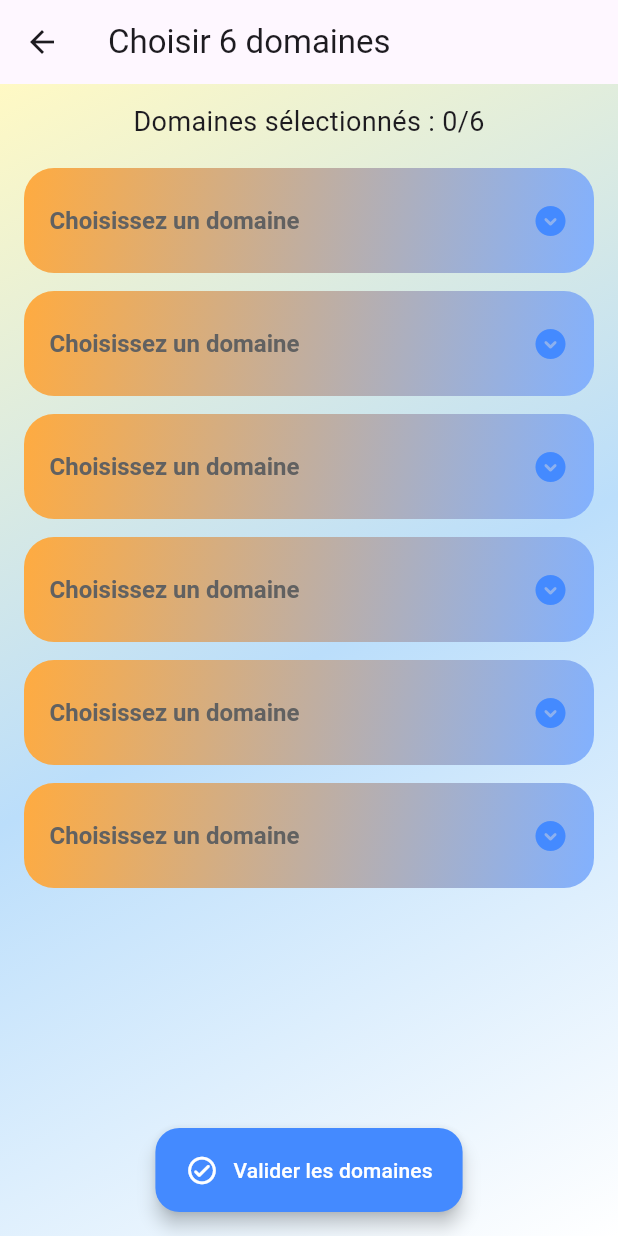
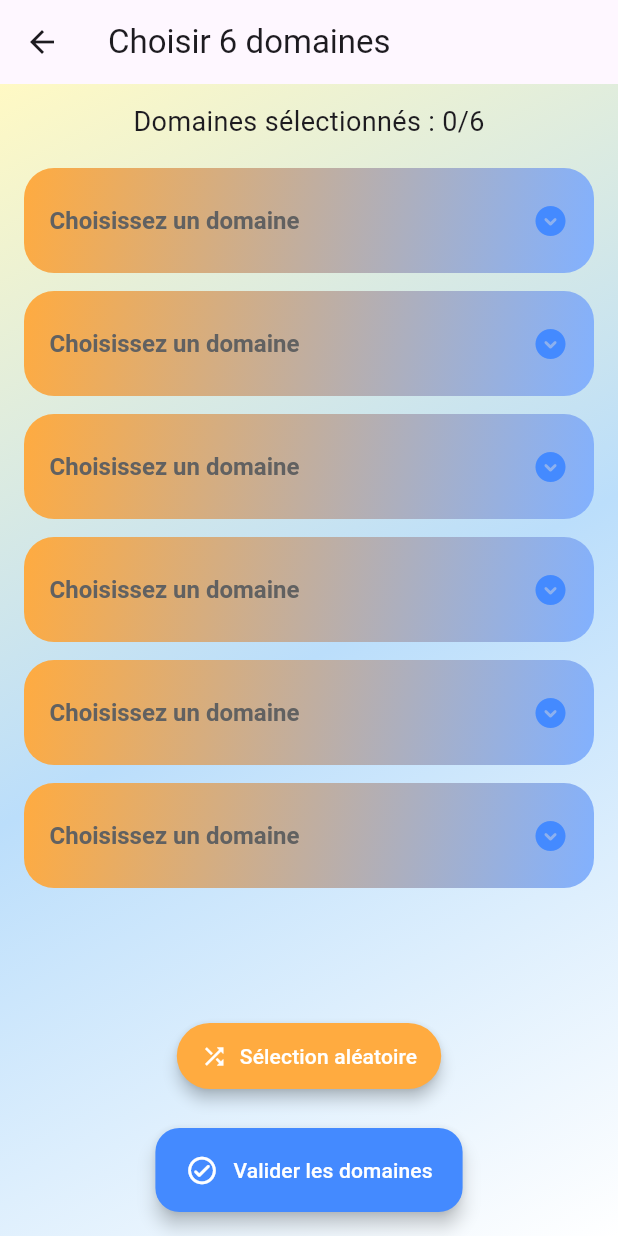
Before and after one commit to MSJ2025/corsicaquiz, a Flutter app: the OpponentDomainSelectionScreen screen opened directly with empty values, on a phone screen of 412 x 824 dp. Run offline on Flutter 3.47's test engine with Material 3 defaults, Android fonts, the light colour scheme and no system bars; our stand-ins replace animate_do, audioplayers, auto_size_text, cloud_firestore, firebase_analytics, firebase_auth and 12 more; missing offline and left inert: flame; accounts and stored records are empty; project files that could hold a hidden picture were left out.

Commit message:
Ajout bouton sélection aléatoire

```diff
--- a/lib/screens/duel_screens/opponent_domain_selection_screen.dart
+++ b/lib/screens/duel_screens/opponent_domain_selection_screen.dart
@@ -159,6 +159,28 @@ class _OpponentDomainSelectionScreenState extends State<OpponentDomainSelectionS
                 ),
               ),
               Padding(
+                padding: const EdgeInsets.symmetric(horizontal: 16.0, vertical: 8.0),
+                child: ElevatedButton.icon(
+                  style: ElevatedButton.styleFrom(
+                    backgroundColor: Colors.orangeAccent,
+                    foregroundColor: Colors.white,
+                    elevation: 4,
+                    padding: const EdgeInsets.symmetric(horizontal: 16, vertical: 12),
+                  ),
+                  icon: const Icon(Icons.shuffle),
+                  label: const Text('Sélection aléatoire'),
+                  onPressed: () {
+                    final random = Random();
+                    final shuffled = List<String>.from(availableDomains)..shuffle(random);
+                    setState(() {
+                      for (int i = 0; i < selectedDomains.length; i++) {
+                        selectedDomains[i] = shuffled[i % shuffled.length];
+                      }
+                    });
+                  },
+                ),
+              ),
+              Padding(
                 padding: const EdgeInsets.all(16.0),
                 child: FloatingActionButton.extended(
                   onPressed: selectedDomains.every((d) => d != null)
```
